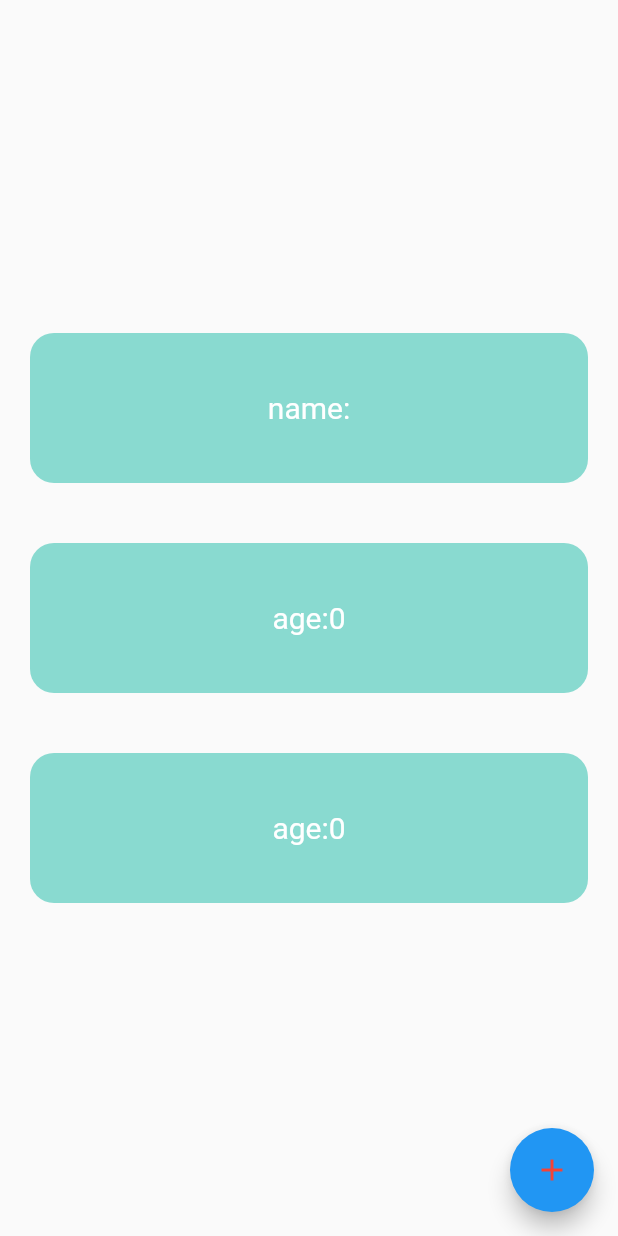
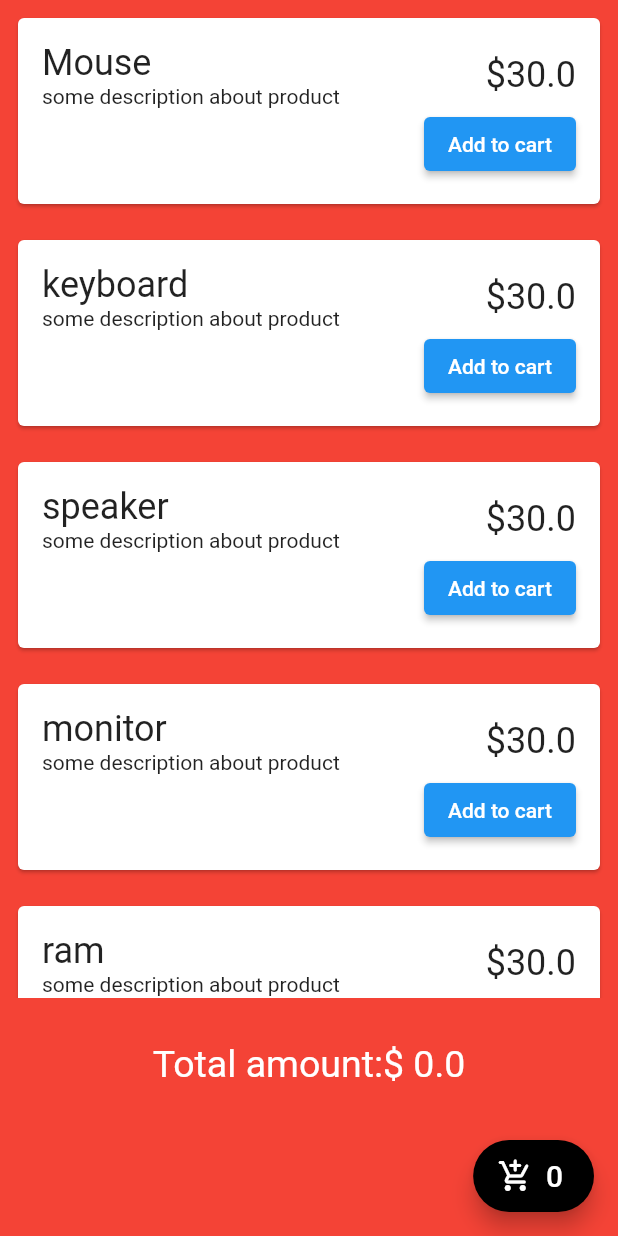
Before and after one commit to ssdd33/getx_practice, a Flutter app: the screen it shows after launch, on a phone screen of 412 x 824 dp. Run offline on Flutter 3.47's test engine with Material 2 defaults, Android fonts, the phone set to English and light mode, and no system bars; our stand-ins replace get.

Commit message:
shopping-app-1

```diff
--- a/lib/controller.dart
+++ /dev/null
@@ -1,19 +0,0 @@
-import 'package:get/state_manager.dart';
-import 'package:getx_practice/model.dart';
-
-class Controller extends GetxController {
-  /*
-  1.obx:  listen 가능한 observable(obx) initialize가 필요함.
-  2.GetX : obs 변화를 listen 함, 자체적으로 controller instance initialize 가능, obx에 비해 다양한 기능을 가지고있음.
-  3.GetBuilder : obs를 listen하지 않음, update메소드를 통해 수동으로 ui를 리빌드해야함.자체적으로 contorller instance initialize 가능.
-  */
-
-  final person = Person().obs;
-
-  void updateInfo() {
-    person.update((val) {
-      val?.age++;
-      val?.name = 'ojjo';
-    });
-  }
-}
--- /dev/null
+++ b/lib/controller/cart_controller.dart
@@ -0,0 +1,12 @@
+import 'package:get/get.dart';
+import 'package:getx_practice/model/product.dart';
+
+class CartController extends GetxController {
+  var cartItems = <Product>[].obs;
+  double get totalPrice => cartItems.fold(0, (e, item) => e + item.price);
+  int get count => cartItems.length;
+
+  void addToItem(Product product) {
+    cartItems.add(product);
+  }
+}
--- /dev/null
+++ b/lib/controller/shopping_controller.dart
@@ -0,0 +1,51 @@
+import 'package:get/get.dart';
+import 'package:getx_practice/model/product.dart';
+
+class ShoppingController extends GetxController {
+  var products = <Product>[].obs;
+
+  @override
+  void onInit() {
+    super.onInit();
+    //초기 데이터 api 호출
+    fetchData();
+  }
+
+  void fetchData() async {
+    await Future.delayed(const Duration(seconds: 2));
+    var productData = [
+      Product(
+        id: 1,
+        price: 30,
+        productName: 'Mouse',
+        productDescription: 'some description about product',
+      ),
+      Product(
+        id: 2,
+        price: 30,
+        productName: 'keyboard',
+        productDescription: 'some description about product',
+      ),
+      Product(
+        id: 3,
+        price: 30,
+        productName: 'speaker',
+        productDescription: 'some description about product',
+      ),
+      Product(
+        id: 4,
+        price: 30,
+        productName: 'monitor',
+        productDescription: 'some description about product',
+      ),
+      Product(
+        id: 5,
+        price: 30,
+        productName: 'ram',
+        productDescription: 'some description about product',
+      ),
+    ];
+
+    products.assignAll(productData);
+  }
+}
--- a/lib/main.dart
+++ b/lib/main.dart
@@ -1,6 +1,5 @@
 import 'package:flutter/material.dart';
-import 'package:get/get.dart';
-import 'package:getx_practice/personal_card.dart';
+import 'package:getx_practice/view/shopping_page.dart';
 
 void main() {
   runApp(const MyApp());
@@ -11,6 +10,12 @@ class MyApp extends StatelessWidget {
 
   @override
   Widget build(BuildContext context) {
-    return GetMaterialApp(home: PersonalCard());
+    return MaterialApp(
+      title: 'shopping_cart',
+      theme: ThemeData(
+        primarySwatch: Colors.blue,
+      ),
+      home: ShoppingPage(),
+    );
   }
 }
--- a/lib/model.dart
+++ /dev/null
@@ -1,8 +0,0 @@
-class Person {
-  int age;
-  String name;
-  Person({
-    this.age = 0,
-    this.name = '',
-  });
-}
--- /dev/null
+++ b/lib/model/product.dart
@@ -0,0 +1,12 @@
+class Product {
+  final int id;
+  final String productName;
+  final String productDescription;
+  final double price;
+  Product({
+    required this.id,
+    required this.productName,
+    required this.productDescription,
+    required this.price,
+  });
+}
--- a/lib/personal_card.dart
+++ /dev/null
@@ -1,76 +0,0 @@
-import 'package:flutter/material.dart';
-import 'package:get/get_state_manager/get_state_manager.dart';
-import 'package:get/instance_manager.dart';
-import 'package:getx_practice/controller.dart';
-
-class PersonalCard extends StatelessWidget {
-  final Controller controller = Get.put(Controller());
-  PersonalCard({super.key});
-
-  @override
-  Widget build(BuildContext context) {
-    return Scaffold(
-      body: Center(
-        child: Column(
-            crossAxisAlignment: CrossAxisAlignment.center,
-            mainAxisAlignment: MainAxisAlignment.center,
-            children: [
-              Container(
-                  margin: const EdgeInsets.all(20),
-                  width: double.maxFinite,
-                  height: 100,
-                  decoration: BoxDecoration(
-                      borderRadius: BorderRadius.circular(16),
-                      color: const Color(0XFF89dad0)),
-                  child: Center(
-                      child: GetX<Controller>(
-                          builder: (_) =>
-                              Text('name:${controller.person().name}',
-                                  style: const TextStyle(
-                                    fontSize: 20,
-                                    color: Colors.white,
-                                  ))))),
-              Container(
-                  margin: const EdgeInsets.all(20),
-                  width: double.maxFinite,
-                  height: 100,
-                  decoration: BoxDecoration(
-                      borderRadius: BorderRadius.circular(16),
-                      color: const Color(0XFF89dad0)),
-                  child: Center(
-                      child: Obx(() => Text('age:${controller.person().age}',
-                          style: const TextStyle(
-                            fontSize: 20,
-                            color: Colors.white,
-                          ))))),
-              Container(
-                  margin: const EdgeInsets.all(20),
-                  width: double.maxFinite,
-                  height: 100,
-                  decoration: BoxDecoration(
-                      borderRadius: BorderRadius.circular(16),
-                      color: const Color(0XFF89dad0)),
-                  child: Center(
-                      child: GetX(
-                          init: Controller(),
-                          builder: (controller) {
-                            return Text(
-                                'age:${Get.find<Controller>().person().age}',
-                                style: const TextStyle(
-                                  fontSize: 20,
-                                  color: Colors.white,
-                                ));
-                          }))),
-            ]),
-      ),
-      floatingActionButton: FloatingActionButton(
-          onPressed: () {
-            controller.updateInfo();
-          },
-          child: const Icon(
-            Icons.add,
-            color: Colors.red,
-          )),
-    );
-  }
-}
--- /dev/null
+++ b/lib/view/shopping_page.dart
@@ -0,0 +1,95 @@
+import 'package:flutter/material.dart';
+import 'package:get/get.dart';
+import 'package:getx_practice/controller/cart_controller.dart';
+import 'package:getx_practice/controller/shopping_controller.dart';
+
+class ShoppingPage extends StatelessWidget {
+  ShoppingPage({super.key});
+  final shoppingController = Get.put(ShoppingController());
+  final cartController = Get.put(CartController());
+
+  @override
+  Widget build(BuildContext context) {
+    return Scaffold(
+      backgroundColor: Colors.red,
+      body: Column(children: [
+        Expanded(
+          child: GetX<ShoppingController>(builder: (controller) {
+            return ListView.builder(
+              itemCount: controller.products.length,
+              itemBuilder: (context, index) {
+                return Card(
+                    margin: const EdgeInsets.all(12),
+                    child: Padding(
+                      padding: const EdgeInsets.all(16),
+                      child: Column(
+                        crossAxisAlignment: CrossAxisAlignment.end,
+                        children: [
+                          Row(
+                            mainAxisAlignment: MainAxisAlignment.spaceBetween,
+                            children: [
+                              Column(
+                                crossAxisAlignment: CrossAxisAlignment.start,
+                                children: [
+                                  Text(
+                                    controller.products[index].productName,
+                                    style: const TextStyle(
+                                      fontSize: 24,
+                                    ),
+                                  ),
+                                  Text(controller
+                                      .products[index].productDescription),
+                                ],
+                              ),
+                              Text(
+                                '\$${controller.products[index].price}',
+                                style: const TextStyle(
+                                  fontSize: 24,
+                                ),
+                              )
+                            ],
+                          ),
+                          ElevatedButton(
+                            onPressed: () {
+                              cartController
+                                  .addToItem(controller.products[index]);
+                            },
+                            child: const Text('Add to cart'),
+                          )
+                        ],
+                      ),
+                    ));
+              },
+            );
+          }),
+        ),
+        const SizedBox(height: 30),
+        GetX<CartController>(builder: (controller) {
+          return Text(
+            'Total amount:\$ ${controller.totalPrice}',
+            style: const TextStyle(
+              fontSize: 25,
+              color: Colors.white,
+            ),
+          );
+        }),
+        const SizedBox(
+          height: 100,
+        )
+      ]),
+      floatingActionButton: FloatingActionButton.extended(
+        onPressed: () {},
+        label: GetX<CartController>(builder: (controller) {
+          return Text(
+            cartController.count.toString(),
+            style: const TextStyle(
+              fontSize: 20,
+            ),
+          );
+        }),
+        icon: const Icon(Icons.add_shopping_cart_rounded),
+        backgroundColor: Colors.black,
+      ),
+    );
+  }
+}
```
